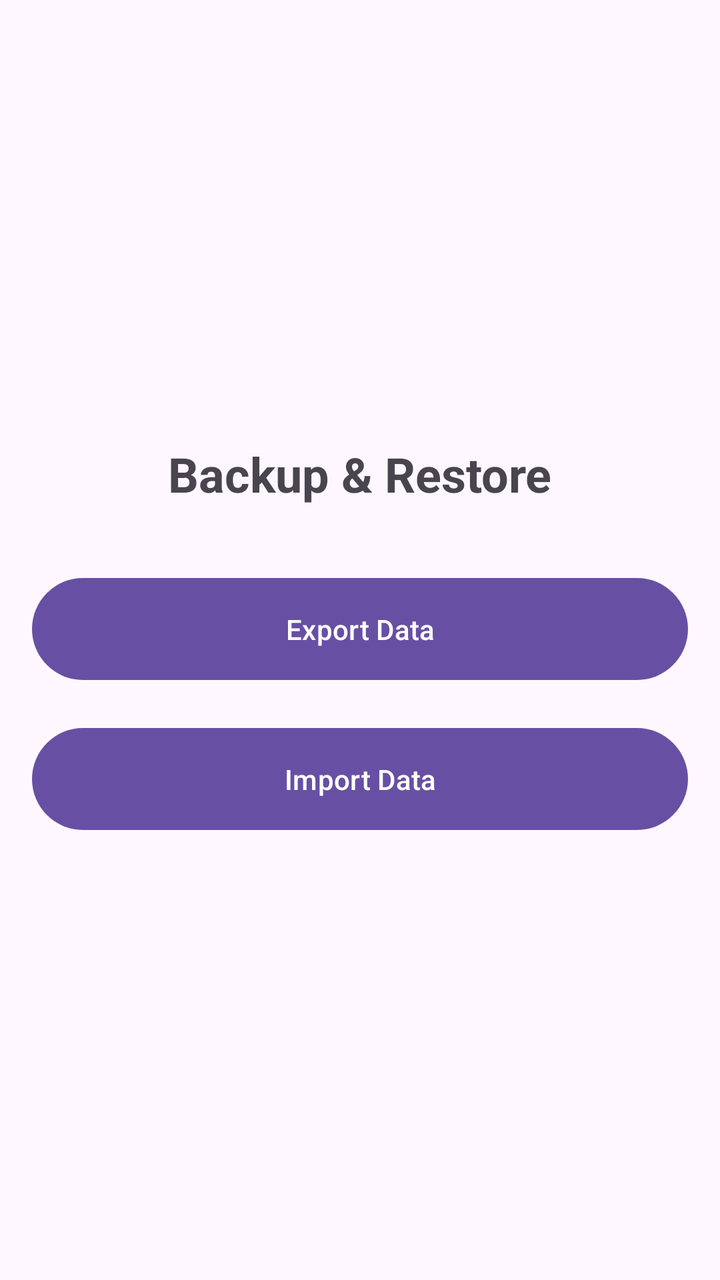
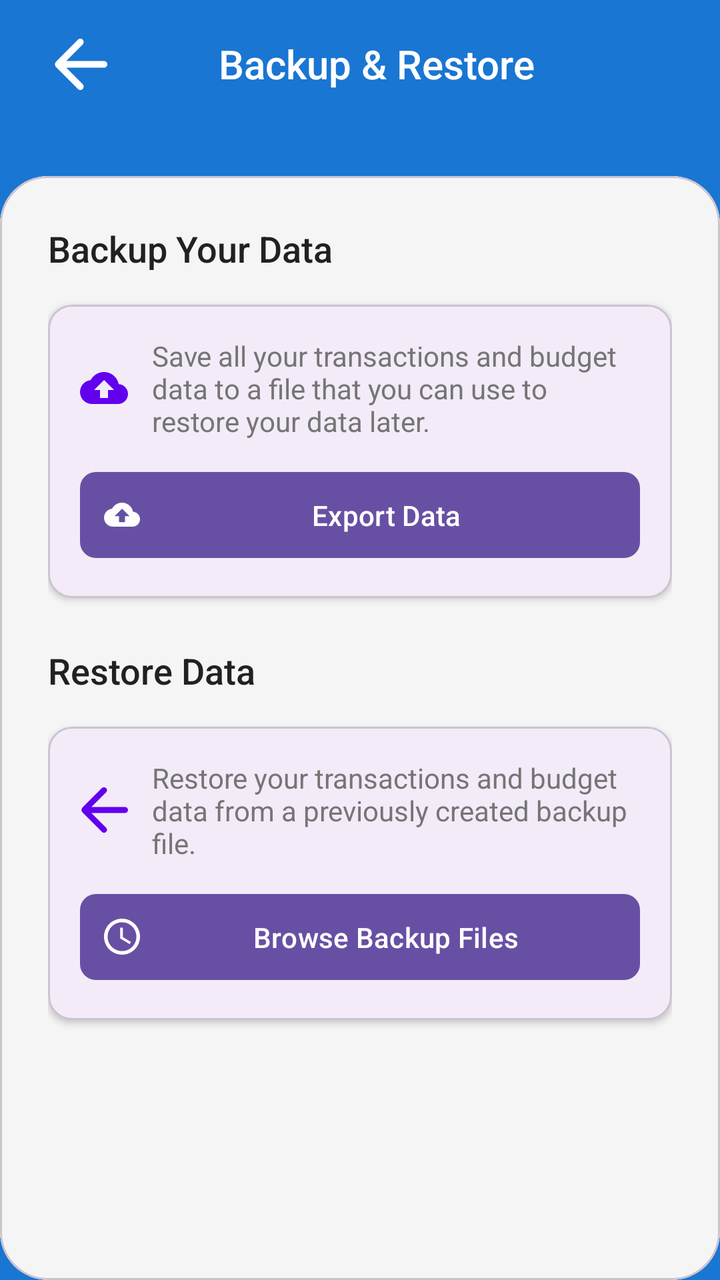

Two renders of the same Android screen: before a commit and after it. Below are the layout's source before the change and the commit's diff.
<!-- AndroidManifest.xml: application theme Theme.Budgeteer -->
<!-- res/layout/activity_backup_restore.xml -->
<?xml version="1.0" encoding="utf-8"?>
<LinearLayout xmlns:android="http://schemas.android.com/apk/res/android"
    android:layout_width="match_parent"
    android:layout_height="match_parent"
    android:orientation="vertical"
    android:padding="16dp"
    android:gravity="center">

    <TextView
        android:layout_width="wrap_content"
        android:layout_height="wrap_content"
        android:text="Backup &amp; Restore"
        android:textSize="24sp"
        android:textStyle="bold"
        android:layout_marginBottom="32dp"/>

    <Button
        android:id="@+id/btn_export"
        android:layout_width="match_parent"
        android:layout_height="wrap_content"
        android:text="Export Data"
        android:layout_marginBottom="16dp"
        android:padding="16dp"/>

    <Button
        android:id="@+id/btn_import"
        android:layout_width="match_parent"
        android:layout_height="wrap_content"
        android:text="Import Data"
        android:padding="16dp"/>

</LinearLayout>
<!-- resources referenced by this layout -->
<resources>
  <style name="Theme.Budgeteer" parent="Base.Theme.Budgeteer" />
  <style name="Base.Theme.Budgeteer" parent="Theme.Material3.DayNight.NoActionBar">
          
          
      </style>
</resources>

<!-- the commit's change to res/layout/activity_backup_restore.xml (unified diff, before → after) -->
@@ -1,32 +1,199 @@
 <?xml version="1.0" encoding="utf-8"?>
-<LinearLayout xmlns:android="http://schemas.android.com/apk/res/android"
+<androidx.constraintlayout.widget.ConstraintLayout xmlns:android="http://schemas.android.com/apk/res/android"
+    xmlns:app="http://schemas.android.com/apk/res-auto"
+    xmlns:tools="http://schemas.android.com/tools"
+    android:id="@+id/main"
     android:layout_width="match_parent"
     android:layout_height="match_parent"
-    android:orientation="vertical"
-    android:padding="16dp"
-    android:gravity="center">
+    tools:context=".BackupRestoreActivity"
+    android:background="@color/toolbar_blue">
 
-    <TextView
-        android:layout_width="wrap_content"
-        android:layout_height="wrap_content"
-        android:text="Backup &amp; Restore"
-        android:textSize="24sp"
-        android:textStyle="bold"
-        android:layout_marginBottom="32dp"/>
+    <androidx.appcompat.widget.Toolbar
+        android:id="@+id/toolbar"
+        android:layout_width="match_parent"
+        android:layout_height="?attr/actionBarSize"
+        app:layout_constraintTop_toTopOf="parent">
 
-    <Button
-        android:id="@+id/btn_export"
+        <LinearLayout
+            android:layout_width="match_parent"
+            android:layout_height="match_parent"
+            android:gravity="center_vertical"
+            android:orientation="horizontal">
+
+            <ImageButton
+                android:id="@+id/btn_return"
+                android:layout_width="48dp"
+                android:layout_height="48dp"
+                android:background="?attr/selectableItemBackgroundBorderless"
+                android:contentDescription="@string/desc_return"
+                android:padding="12dp"
+                android:src="@drawable/icon_return"
+                app:tint="@color/white" />
+
+            <TextView
+                android:id="@+id/title"
+                android:layout_width="0dp"
+                android:layout_height="wrap_content"
+                android:layout_weight="1"
+                android:gravity="center"
+                android:text="@string/backup_restore"
+                android:textColor="@color/white"
+                android:textSize="20sp"
+                android:fontFamily="sans-serif-medium" />
+
+            <View
+                android:layout_width="48dp"
+                android:layout_height="48dp" />
+        </LinearLayout>
+    </androidx.appcompat.widget.Toolbar>
+
+    <com.google.android.material.card.MaterialCardView
+        android:id="@+id/content_card"
         android:layout_width="match_parent"
-        android:layout_height="wrap_content"
-        android:text="Export Data"
-        android:layout_marginBottom="16dp"
-        android:padding="16dp"/>
+        android:layout_height="0dp"
+        android:layout_marginTop="24dp"
+        app:cardCornerRadius="24dp"
+        app:cardElevation="0dp"
+        app:layout_constraintBottom_toBottomOf="parent"
+        app:layout_constraintTop_toBottomOf="@+id/toolbar">
 
-    <Button
-        android:id="@+id/btn_import"
-        android:layout_width="match_parent"
-        android:layout_height="wrap_content"
-        android:text="Import Data"
-        android:padding="16dp"/>
+        <LinearLayout
+            android:layout_width="match_parent"
+            android:layout_height="match_parent"
+            android:background="@color/background"
+            android:orientation="vertical"
+            android:padding="24dp">
 
-</LinearLayout>
+            <TextView
+                android:layout_width="match_parent"
+                android:layout_height="wrap_content"
+                android:text="@string/backup_data"
+                android:textSize="18sp"
+                android:textColor="@color/text_primary"
+                android:fontFamily="sans-serif-medium"
+                android:layout_marginBottom="16dp"/>
+
+            <com.google.android.material.card.MaterialCardView
+                android:id="@+id/backup_card"
+                android:layout_width="match_parent"
+                android:layout_height="wrap_content"
+                android:layout_marginBottom="24dp"
+                app:cardCornerRadius="12dp"
+                app:cardElevation="2dp">
+
+                <LinearLayout
+                    android:layout_width="match_parent"
+                    android:layout_height="wrap_content"
+                    android:orientation="vertical"
+                    android:padding="16dp">
+
+                    <LinearLayout
+                        android:layout_width="match_parent"
+                        android:layout_height="wrap_content"
+                        android:orientation="horizontal"
+                        android:gravity="center_vertical"
+                        android:layout_marginBottom="12dp">
+
+                        <ImageView
+                            android:layout_width="24dp"
+                            android:layout_height="24dp"
+                            android:src="@drawable/ic_backup"
+                            app:tint="@color/primary"
+                            android:layout_marginEnd="12dp"/>
+
+                        <TextView
+                            android:layout_width="match_parent"
+                            android:layout_height="wrap_content"
+                            android:text="@string/export_description"
+                            android:textSize="14sp"
+                            android:textColor="@color/text_secondary"/>
+                    </LinearLayout>
+
+                    <com.google.android.material.button.MaterialButton
+                        android:id="@+id/btn_export"
+                        android:layout_width="match_parent"
+                        android:layout_height="wrap_content"
+                        android:text="@string/export_data"
+                        android:padding="12dp"
+                        app:icon="@drawable/ic_backup"
+                        app:cornerRadius="8dp"
+                        android:textAllCaps="false"/>
+                </LinearLayout>
+            </com.google.android.material.card.MaterialCardView>
+
+            <TextView
+                android:layout_width="match_parent"
+                android:layout_height="wrap_content"
+                android:text="@string/restore_data"
+                android:textSize="18sp"
+                android:textColor="@color/text_primary"
+                android:fontFamily="sans-serif-medium"
+                android:layout_marginBottom="16dp"/>
+
+            <com.google.android.material.card.MaterialCardView
+                android:id="@+id/restore_card"
+                android:layout_width="match_parent"
+                android:layout_height="wrap_content"
+                app:cardCornerRadius="12dp"
+                app:cardElevation="2dp">
+
+                <LinearLayout
+                    android:layout_width="match_parent"
+                    android:layout_height="wrap_content"
+                    android:orientation="vertical"
+                    android:padding="16dp">
+
+                    <LinearLayout
+                        android:layout_width="match_parent"
+                        android:layout_height="wrap_content"
+                        android:orientation="horizontal"
+                        android:gravity="center_vertical"
+                        android:layout_marginBottom="12dp">
+
+                        <ImageView
+                            android:layout_width="24dp"
+                            android:layout_height="24dp"
+                            android:src="@drawable/icon_return"
+                            app:tint="@color/primary"
+                            android:layout_marginEnd="12dp"/>
+
+                        <TextView
+                            android:layout_width="match_parent"
+                            android:layout_height="wrap_content"
+                            android:text="@string/import_description"
+                            android:textSize="14sp"
+                            android:textColor="@color/text_secondary"/>
+                    </LinearLayout>
+
+                    <androidx.recyclerview.widget.RecyclerView
+                        android:id="@+id/backup_files_list"
+                        android:layout_width="match_parent"
+                        android:layout_height="wrap_content"
+                        android:layout_marginBottom="16dp"
+                        android:minHeight="100dp"
+                        android:visibility="gone"/>
+
+                    <TextView
+                        android:id="@+id/no_backups_text"
+                        android:layout_width="match_parent"
+                        android:layout_height="wrap_content"
+                        android:text="@string/no_backups_found"
+                        android:textAlignment="center"
+                        android:textColor="@color/text_secondary"
+                        android:padding="16dp"
+                        android:visibility="gone"/>
+
+                    <com.google.android.material.button.MaterialButton
+                        android:id="@+id/btn_import"
+                        android:layout_width="match_parent"
+                        android:layout_height="wrap_content"
+                        android:text="@string/browse_backups"
+                        android:padding="12dp"
+                        app:icon="@drawable/icon_history"
+                        app:cornerRadius="8dp"
+                        android:textAllCaps="false"/>
+                </LinearLayout>
+            </com.google.android.material.card.MaterialCardView>
+        </LinearLayout>
+    </com.google.android.material.card.MaterialCardView>
+</androidx.constraintlayout.widget.ConstraintLayout>
<!-- resource entries referenced after the edit -->
@@ -1,5 +1,54 @@
 <!-- resources referenced by this layout -->
 <resources>
+  <color name="background">#F5F5F5</color>
+  <color name="primary">#6200EE</color>
+  <color name="text_primary">#212121</color>
+  <color name="text_secondary">#757575</color>
+  <color name="toolbar_blue">#1976D2</color>
+  <color name="white">#FFFFFFFF</color>
+  <!-- drawable ic_backup (drawable) -->
+  <?xml version="1.0" encoding="utf-8"?>
+  <vector xmlns:android="http://schemas.android.com/apk/res/android"
+      android:width="24dp"
+      android:height="24dp"
+      android:viewportWidth="24"
+      android:viewportHeight="24">
+      <path
+          android:fillColor="#FFFFFF"
+          android:pathData="M19.35,10.04C18.67,6.59 15.64,4 12,4 9.11,4 6.6,5.64 5.35,8.04 2.34,8.36 0,10.91 0,14c0,3.31 2.69,6 6,6h13c2.76,0 5,-2.24 5,-5 0,-2.64 -2.05,-4.78 -4.65,-4.96zM14,13v4h-4v-4L7,13l5,-5 5,5h-3z"/>
+  </vector>
+  <!-- drawable icon_history (drawable) -->
+  <vector xmlns:android="http://schemas.android.com/apk/res/android"
+      android:width="25dp"
+      android:height="25dp"
+      android:viewportWidth="32"
+      android:viewportHeight="32">
+      <path
+          android:pathData="M15.984,0C7.152,0 0,7.168 0,16C0,24.832 7.152,32 15.984,32C24.832,32 32,24.832 32,16C32,7.168 24.832,0 15.984,0ZM16,28.8C8.928,28.8 3.2,23.072 3.2,16C3.2,8.928 8.928,3.2 16,3.2C23.072,3.2 28.8,8.928 28.8,16C28.8,23.072 23.072,28.8 16,28.8Z"
+          android:fillColor="#434343"/>
+      <path
+          android:pathData="M16.8,8H14.4V17.6L22.8,22.64L24,20.672L16.8,16.4V8Z"
+          android:fillColor="#434343"/>
+  </vector>
+  <!-- drawable icon_return (drawable) -->
+  <vector xmlns:android="http://schemas.android.com/apk/res/android"
+      android:width="27dp"
+      android:height="27dp"
+      android:viewportWidth="27"
+      android:viewportHeight="27">
+      <path
+          android:pathData="M12.31,25.81C12.967,26.467 14.033,26.467 14.69,25.81C15.347,25.153 15.348,24.088 14.691,23.43L6.463,15.188L25.313,15.188C26.244,15.188 27,14.432 27,13.5C27,12.568 26.244,11.813 25.313,11.813L6.463,11.813L14.691,3.57C15.348,2.912 15.347,1.847 14.69,1.19C14.033,0.533 12.967,0.533 12.31,1.19L1.414,12.086C0.633,12.867 0.633,14.133 1.414,14.914L12.31,25.81Z"
+          android:fillColor="#ffffff"/>
+  </vector>
+  <string name="backup_data">Backup Your Data</string>
+  <string name="backup_restore">Backup &amp; Restore</string>
+  <string name="browse_backups">Browse Backup Files</string>
+  <string name="desc_return">Return to previous screen</string>
+  <string name="export_data">Export Data</string>
+  <string name="export_description">Save all your transactions and budget data to a file that you can use to restore your data later.</string>
+  <string name="import_description">Restore your transactions and budget data from a previously created backup file.</string>
+  <string name="no_backups_found">No backup files found</string>
+  <string name="restore_data">Restore Data</string>
   <style name="Theme.Budgeteer" parent="Base.Theme.Budgeteer" />
   <style name="Base.Theme.Budgeteer" parent="Theme.Material3.DayNight.NoActionBar">
           
